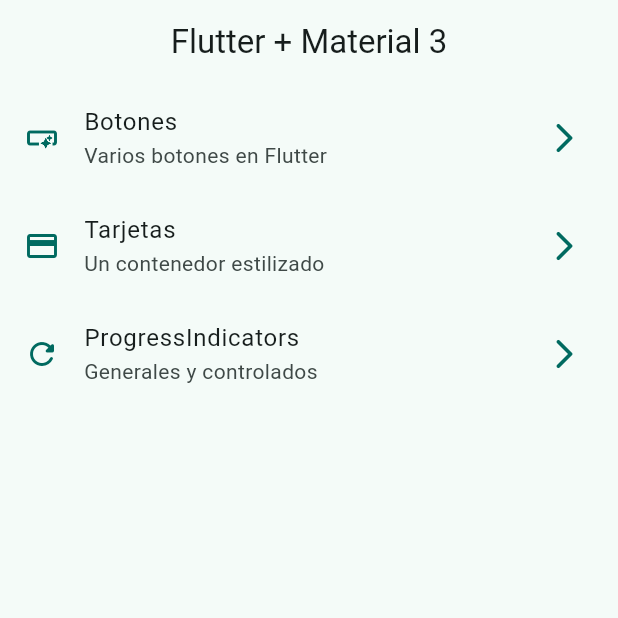
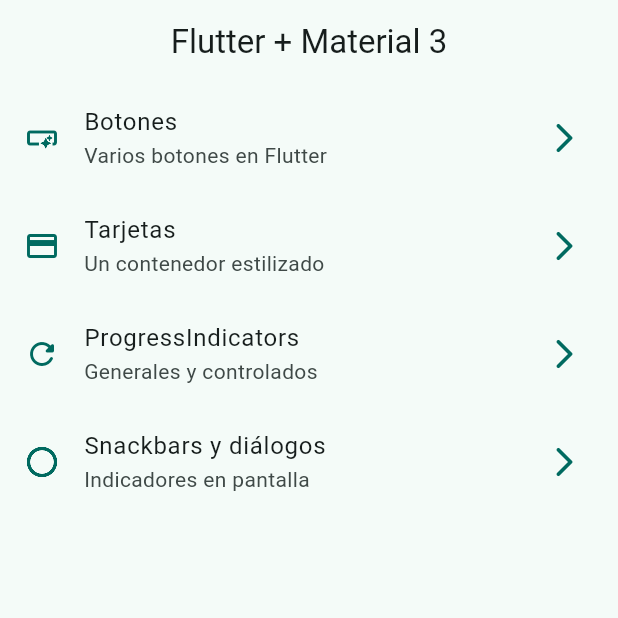
Before and after one commit to 720Cesar/flutter_widgets_app, a Flutter app: the screen it shows after launch, on a phone screen of 412 x 824 dp, the top half of it. Run offline on Flutter 3.47's test engine with Material 3 defaults, Android fonts, the phone set to English and light mode, and no system bars; our stand-ins replace go_router.

Commit message:
snackbars dialogs terminado

```diff
--- a/lib/config/menu/menu_items.dart
+++ b/lib/config/menu/menu_items.dart
@@ -40,6 +40,12 @@ const appMenuItems = <MenuItems>[
     link: "/progress",
     icon: Icons.refresh_rounded,
   ),
+   MenuItems(
+    title: "Snackbars y diálogos",
+    subTitle: "Indicadores en pantalla",
+    link: "/snackbars",
+    icon: Icons.info_outline_sharp,
+  ),
 
 
 ];
--- a/lib/config/router/app_router.dart
+++ b/lib/config/router/app_router.dart
@@ -29,5 +29,10 @@ final appRouter = GoRouter(
       name: ProgressScreen.name,
       builder: (context, state) => const ProgressScreen(),
     ),
+    GoRoute(
+      path: "/snackbars",
+      name: SnackbarScreen.name,
+      builder: (context, state) => const SnackbarScreen(),
+    ),
   ],
 );
--- a/lib/main.dart
+++ b/lib/main.dart
@@ -12,6 +12,7 @@ class MainApp extends StatelessWidget {
   @override
   Widget build(BuildContext context) {
     return MaterialApp.router(
+      title: "Flutter Widgets", //Titulo de la aplicación
       routerConfig: appRouter, //Permite establecer las rutas de las pantallas
       debugShowCheckedModeBanner: false,
       theme: AppTheme(selectedColor: 1).getTheme(),
```
Also changed, not shown: lib/presentation/screens/snackbar/snackbar_screen.dart (+74 -1 lines).
